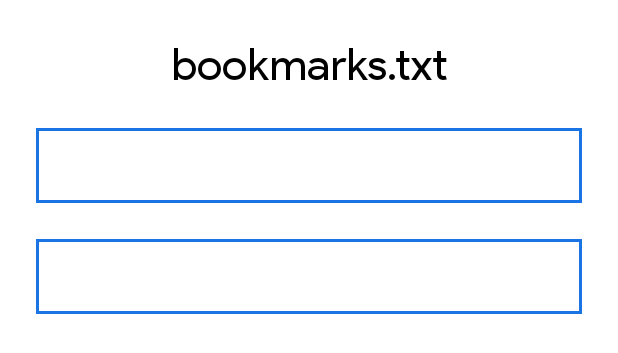
After one commit to KitKat-0712/Prayer, an Android app: the layout alertdialog_edit_bookmark.xml on its own in the app's theme, with its tools: preview values and no code run, on a phone screen of 412 x 824 dp. The commit adds this screen. Shown: the top 353 px of the screen. Run offline under Robolectric (Android 15) with nearby library versions, the phone set to English and light mode, and no system bars; network calls fail.

Commit message:
v1.1完成(沒有歷史功能)

```diff
--- a/app/build.gradle
+++ b/app/build.gradle
@@ -12,7 +12,7 @@ android {
         minSdk 26
         targetSdk 33
         versionCode 1
-        versionName "0.9"
+        versionName "1.1"
 
         testInstrumentationRunner "androidx.test.runner.AndroidJUnitRunner"
     }
--- /dev/null
+++ b/app/src/main/res/layout/alertdialog_edit_bookmark.xml
@@ -0,0 +1,34 @@
+<?xml version="1.0" encoding="utf-8"?>
+<LinearLayout xmlns:android="http://schemas.android.com/apk/res/android"
+    android:orientation="vertical"
+    android:layout_width="match_parent"
+    android:layout_height="match_parent"
+    android:paddingStart="?android:attr/dialogPreferredPadding"
+    android:paddingEnd="?android:attr/dialogPreferredPadding"
+    android:paddingTop="?android:attr/dialogPreferredPadding">
+
+    <TextView
+        android:layout_width="match_parent"
+        android:layout_height="wrap_content"
+        android:gravity="center"
+        android:fontFamily="@font/productsans_regular"
+        android:textSize="30sp"
+        android:text="@string/bookmarks.txt"
+        android:layout_marginBottom="?android:attr/dialogPreferredPadding" />
+
+    <EditText
+        android:id="@+id/key_edittext"
+        android:layout_width="match_parent"
+        android:layout_height="50dp"
+        android:layout_marginBottom="?android:attr/dialogPreferredPadding"
+        android:padding="10dp"
+        style="@style/border" />
+
+    <EditText
+        android:id="@+id/value_edittext"
+        android:layout_width="match_parent"
+        android:layout_height="50dp"
+        android:padding="10dp"
+        style="@style/border"/>
+
+</LinearLayout>
--- a/app/src/main/res/layout/alertdialog_edit_websites.xml
+++ b/app/src/main/res/layout/alertdialog_edit_websites.xml
@@ -8,13 +8,15 @@
     <TextView
         android:layout_width="match_parent"
         android:layout_height="wrap_content"
+        android:gravity="center"
         android:paddingBottom="?android:attr/dialogPreferredPadding"
-        android:gravity="center"
         android:text="@string/websites.txt"
-        android:textSize="28sp" />
+        android:fontFamily="@font/productsans_regular"
+        android:textSize="30sp" />
 
     <EditText
         android:id="@+id/edit_text"
+        android:fontFamily="@font/jetbrains_light"
         android:layout_width="match_parent"
         android:layout_height="match_parent"
         android:padding="10dp"
--- a/app/src/main/res/layout/bookmarks_library_list.xml
+++ b/app/src/main/res/layout/bookmarks_library_list.xml
@@ -2,18 +2,20 @@
 <RelativeLayout xmlns:android="http://schemas.android.com/apk/res/android"
     android:orientation="horizontal"
     android:layout_width="match_parent"
-    android:layout_height="match_parent"
+    android:layout_height="wrap_content"
     android:paddingStart="?android:attr/dialogPreferredPadding"
     android:paddingEnd="?android:attr/dialogPreferredPadding">
 
     <TextView
         android:id="@+id/key"
+        android:textSize="25sp"
         android:layout_width="wrap_content"
         android:layout_height="wrap_content"
         android:layout_alignParentStart="true"/>
 
     <TextView
         android:id="@+id/value"
+        android:textSize="25sp"
         android:layout_width="wrap_content"
         android:layout_height="wrap_content"
         android:layout_alignParentEnd="true"/>
--- a/app/src/main/res/layout/fragment_home.xml
+++ b/app/src/main/res/layout/fragment_home.xml
@@ -57,6 +57,7 @@
 
             <androidx.appcompat.widget.AppCompatButton
                 android:id="@+id/go_webview"
+                android:fontFamily="@font/jetbrains_light"
                 android:text="@string/go"
                 android:textSize="20sp"
                 android:layout_width="60dp"
@@ -66,6 +67,7 @@
 
             <androidx.appcompat.widget.AppCompatButton
                 android:id="@+id/go_default"
+                android:fontFamily="@font/jetbrains_light"
                 android:text="@string/def"
                 android:textSize="20sp"
                 android:layout_width="60dp"
--- a/app/src/main/res/values-night/themes.xml
+++ b/app/src/main/res/values-night/themes.xml
@@ -3,8 +3,8 @@
         <item name="android:statusBarColor">@color/black</item>
         <item name="android:navigationBarColor">@color/black</item>
         <item name="android:colorBackground">@color/black</item>
+        <item name="android:fontFamily">@font/productsans_regular</item>
         <item name="android:textAllCaps">false</item>
-        <item name="android:fontFamily">@font/jetbrains_light</item>
         <item name="android:textColor">@color/white</item>
         <item name="android:editTextColor">@color/white</item>
         <item name="android:textColorHint">@color/white</item>
@@ -15,6 +15,10 @@
 
     <style name="border">
         <item name="android:background">@drawable/border_daynight</item>
+    </style>
+
+    <style name="View">
+        <item name="android:background">@color/pink</item>
     </style>
 
     <style name="EditText">
--- a/app/src/main/res/values/strings.xml
+++ b/app/src/main/res/values/strings.xml
@@ -13,4 +13,5 @@
     <string name="done">Done</string>
     <string name="default_website">github.com</string>
     <string name="websites.txt">websites.txt</string>
+    <string name="bookmarks.txt">bookmarks.txt</string>
 </resources>
--- a/app/src/main/res/values/themes.xml
+++ b/app/src/main/res/values/themes.xml
@@ -3,8 +3,8 @@
         <item name="android:statusBarColor">@color/white</item>
         <item name="android:navigationBarColor">@color/white</item>
         <item name="android:colorBackground">@color/white</item>
+        <item name="android:fontFamily">@font/productsans_regular</item>
         <item name="android:textAllCaps">false</item>
-        <item name="android:fontFamily">@font/jetbrains_light</item>
         <item name="android:textColor">@color/black</item>
         <item name="android:editTextColor">@color/black</item>
         <item name="android:textColorHint">@color/black</item>
@@ -15,6 +15,10 @@
 
     <style name="border">>
         <item name="android:background">@drawable/border_light</item>
+    </style>
+
+    <style name="View">
+        <item name="android:background">@color/blue</item>
     </style>
 
     <style name="EditText">
```
Also changed, not shown: app/src/main/java/com/example/prayer/BookmarksLibraryFragment.kt (+28 -5 lines), app/src/main/java/com/example/prayer/HomeFragment.kt (+31 -43 lines), app/src/main/java/com/example/prayer/MainActivity.kt (+38 -3 lines), app/src/main/res/layout/fragment_bookmarks_library.xml (+8 -0 lines).
